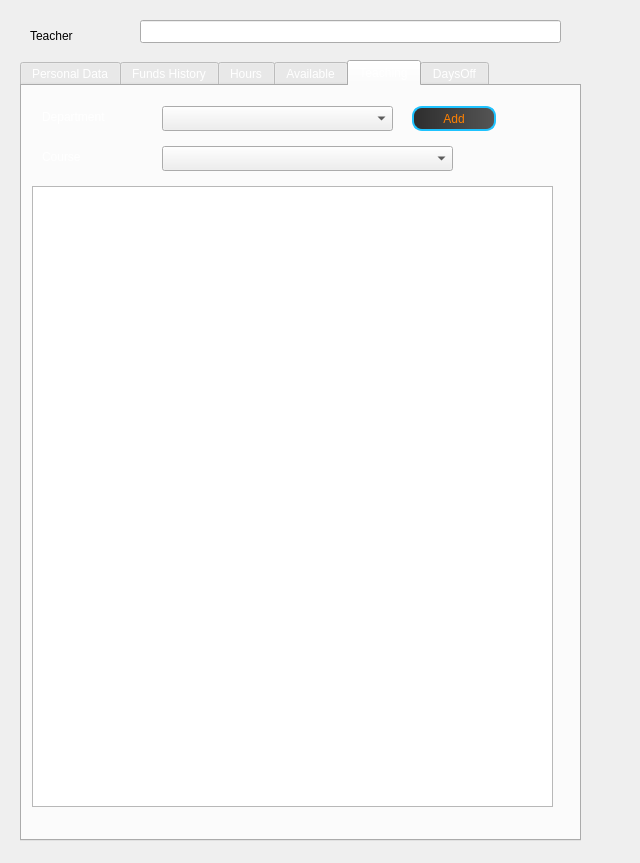
First picture: the form in viewteacherdialog.ui, repository MrRisoni/Gauss, before the edit.
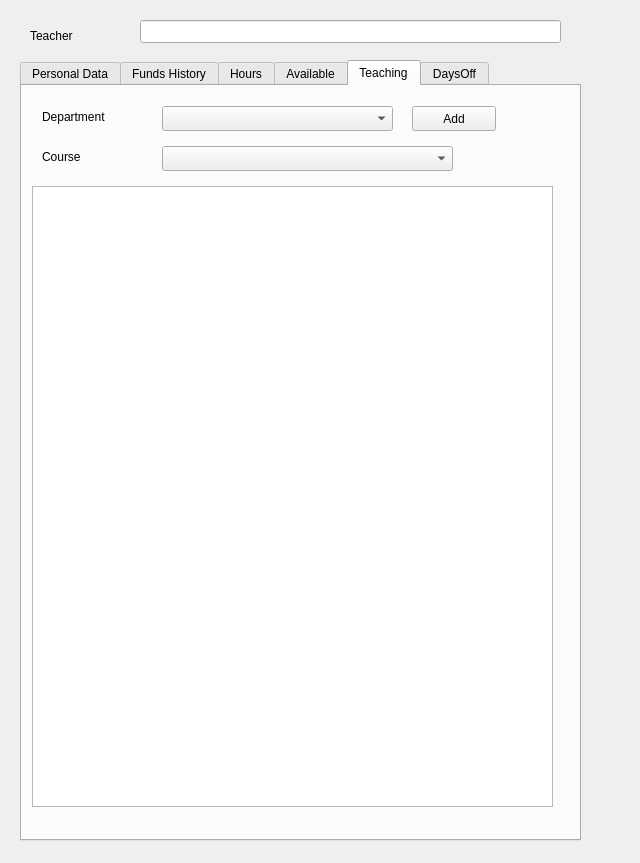
Second picture: the form after the edit. The open tabs and pages were chosen to show the change.

Patch:
```diff
--- a/viewteacherdialog.ui
+++ b/viewteacherdialog.ui
@@ -35,43 +35,6 @@
      <height>781</height>
     </rect>
    </property>
-   <property name="palette">
-    <palette>
-     <active>
-      <colorrole role="WindowText">
-       <brush brushstyle="SolidPattern">
-        <color alpha="255">
-         <red>255</red>
-         <green>255</green>
-         <blue>255</blue>
-        </color>
-       </brush>
-      </colorrole>
-     </active>
-     <inactive>
-      <colorrole role="WindowText">
-       <brush brushstyle="SolidPattern">
-        <color alpha="255">
-         <red>255</red>
-         <green>255</green>
-         <blue>255</blue>
-        </color>
-       </brush>
-      </colorrole>
-     </inactive>
-     <disabled>
-      <colorrole role="WindowText">
-       <brush brushstyle="SolidPattern">
-        <color alpha="255">
-         <red>144</red>
-         <green>141</green>
-         <blue>139</blue>
-        </color>
-       </brush>
-      </colorrole>
-     </disabled>
-    </palette>
-   </property>
    <property name="currentIndex">
     <number>0</number>
    </property>
@@ -1121,35 +1084,7 @@
       </rect>
      </property>
      <property name="styleSheet">
-      <string notr="true">QPushButton {
-  border-radius : 10px;
-  color:rgb(255,128,0);
-  border: 2px solid rgb(30,195,255);
-  min-width: 80px;
-  background-color:qlineargradient(spread:pad, x1:0, y1:0, x2:1, y2:0, stop:0 rgba(45, 45,45, 255), stop:1 rgba(85, 85, 85, 255))
-}
-
-
-QPushButton:hover {
-  border-color: navy; /* make the default button prominent */
-
-}
-
-
-QPushButton:pressed {
-  border-radius : 10px;
-
-  color:rgb(255,255,255);
-
-  border: 2px solid rgb(30,195,255);
-  min-width: 80px;
-
-  background-color:qlineargradient(spread:pad, x1:0, y1:0, x2:1, y2:0, stop:0 rgba(45, 45,45, 255), stop:1 rgba(85, 85, 85, 255))
-
-}
-
-
-</string>
+      <string notr="true"/>
      </property>
      <property name="text">
       <string>Add</string>
```
Left out of the diff: 2 changed lines with no effect on the pictures.
